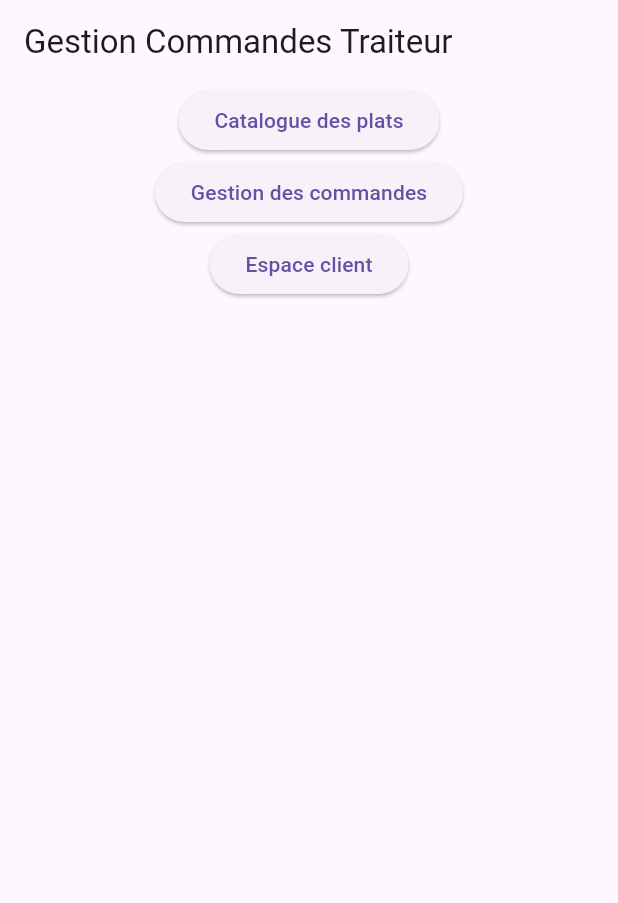
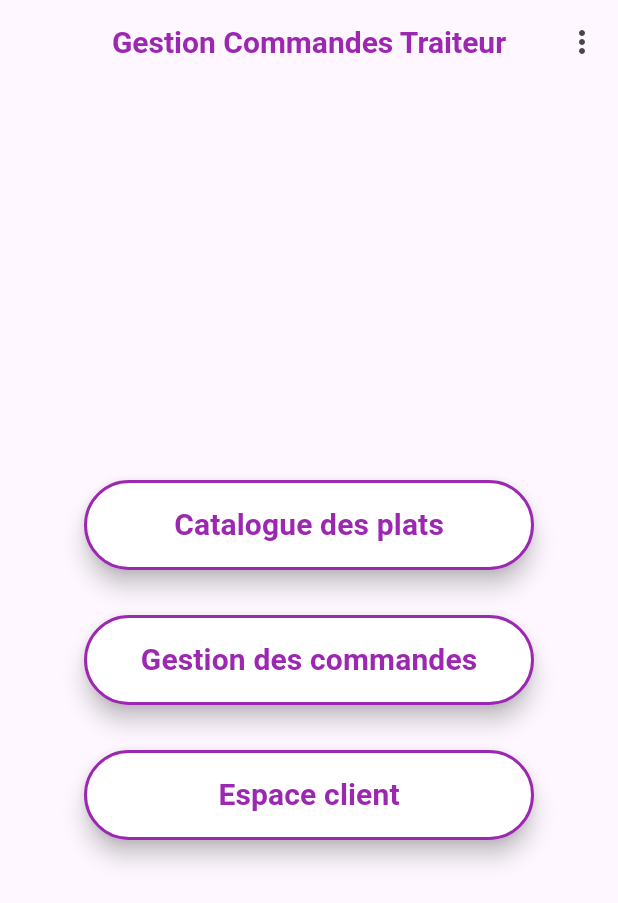
Before and after one commit to JuMANocta/2024_traiteur_mastere, a Flutter app: the screen it shows after launch, on a phone screen of 412 x 824 dp. Shown: the top 903 px of the screen. Run offline on Flutter 3.47's test engine with Material 3 defaults, Android fonts, the phone set to English and light mode, and no system bars.

Commit message:
ajout d'ergo home_screen

```diff
--- a/lib/main.dart
+++ b/lib/main.dart
@@ -17,7 +17,7 @@ class MyApp extends StatelessWidget {
         visualDensity: VisualDensity.adaptivePlatformDensity,
       ),
       locale : const Locale('fr', 'FR'),
-      debugShowCheckedModeBanner: true,
+      debugShowCheckedModeBanner: false,
       home: const HomeScreen(),
     );
   }
--- a/lib/views/home_screen.dart
+++ b/lib/views/home_screen.dart
@@ -6,25 +6,90 @@ class HomeScreen extends StatelessWidget {
   Widget build(BuildContext context) {
     return Scaffold(
       appBar: AppBar(
-        title: const Text('Gestion Commandes Traiteur'),
+        title: Text(
+          'Gestion Commandes Traiteur',
+          style: monPropreStyleText,
+        ),
+        centerTitle: true,
+        actions: <Widget>[
+          PopupMenuButton(
+            itemBuilder: (BuildContext context)=> [
+              const PopupMenuItem(
+                value: 'Catalogue',
+                child: ListTile(
+                  leading: Icon(Icons.food_bank),
+                  title: Text ('Catalogue des plats')
+                ),
+              ),
+              const PopupMenuItem(
+                value: 'commandes',
+                child: ListTile(
+                  leading: Icon(Icons.shopping_cart),
+                  title: Text('Gestion des commandes'),
+                ),
+              ),
+              const PopupMenuItem(
+                value: 'client',
+                child: ListTile(
+                  leading: Icon(Icons.person),
+                  title: Text('Espace client'),
+                )
+              ),
+            ],
+          )
+        ],
       ),
       body: Center(
           child: Column(
+        mainAxisAlignment: MainAxisAlignment.center,
         children: <Widget>[
           ElevatedButton(
+            style: monPropreStyleButton,
             onPressed: () => {},
-            child: const Text('Catalogue des plats'),
+            child: Text(
+              'Catalogue des plats',
+              style: monPropreStyleText,),
           ),
+          const SizedBox(height: 30),
           ElevatedButton(
+            style: monPropreStyleButton,
             onPressed: () => {},
-            child: const Text('Gestion des commandes'),
+            child: Text(
+              'Gestion des commandes',
+              style: monPropreStyleText,),
           ),
+          const SizedBox(height: 30),
           ElevatedButton(
+            style: monPropreStyleButton,
             onPressed: () => {},
-            child: const Text('Espace client'),
+            child: Text(
+              'Espace client',
+              style: monPropreStyleText,
+            ),
           ),
         ],
       )),
     );
   }
 }
+
+ButtonStyle monPropreStyleButton = ElevatedButton.styleFrom(
+  foregroundColor: Colors.purple,
+  backgroundColor: Colors.white,
+  minimumSize: const Size(300, 60),
+  shape: const StadiumBorder(
+    side: BorderSide(
+      color: Colors.purple,
+      width: 2.0,
+    ),
+  ),
+  padding: const EdgeInsets.symmetric(horizontal: 20, vertical: 10),
+  elevation: 6,
+);
+
+TextStyle monPropreStyleText = const TextStyle(
+  color: Colors.purple,
+  fontSize: 20,
+  fontWeight: FontWeight.bold,
+  fontFamily: 'Roboto',
+);
```
